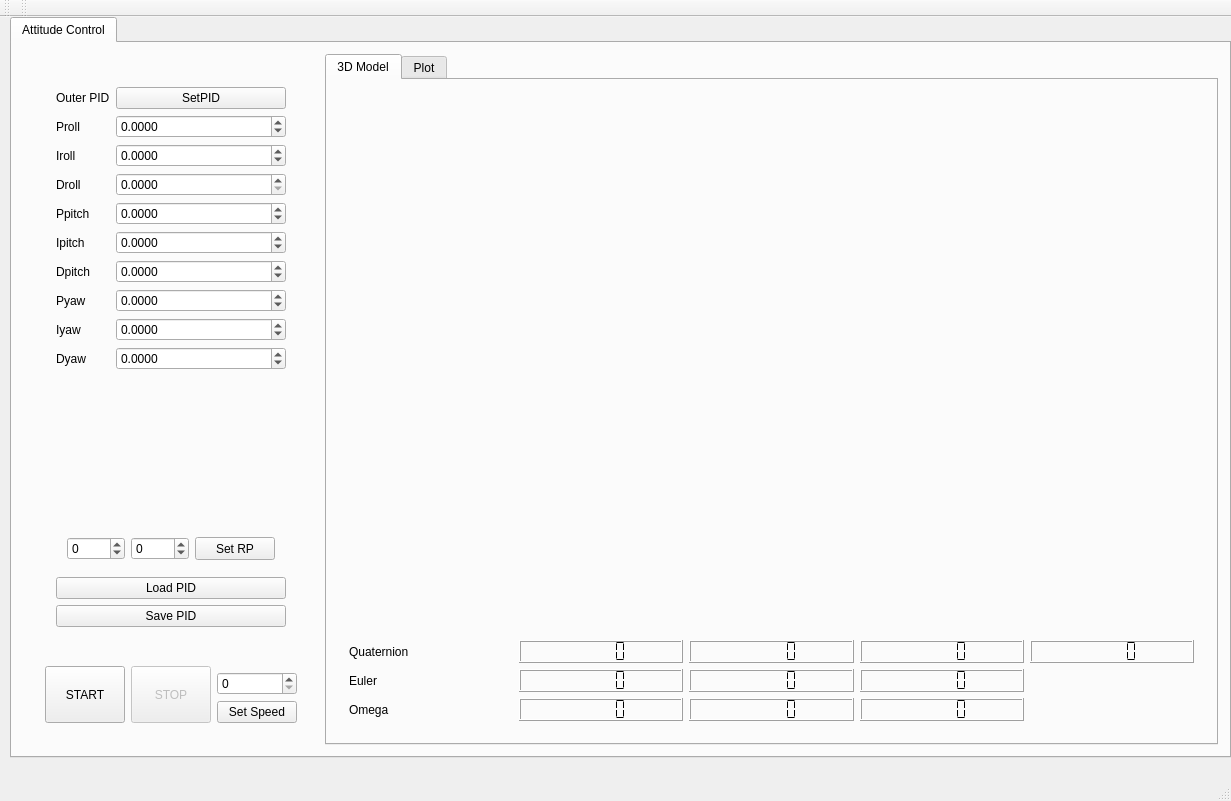
This is mainwindow.ui in Qt-Widgets/HexacopterGUI as Qt 5 draws it before an edit. The edited form follows.
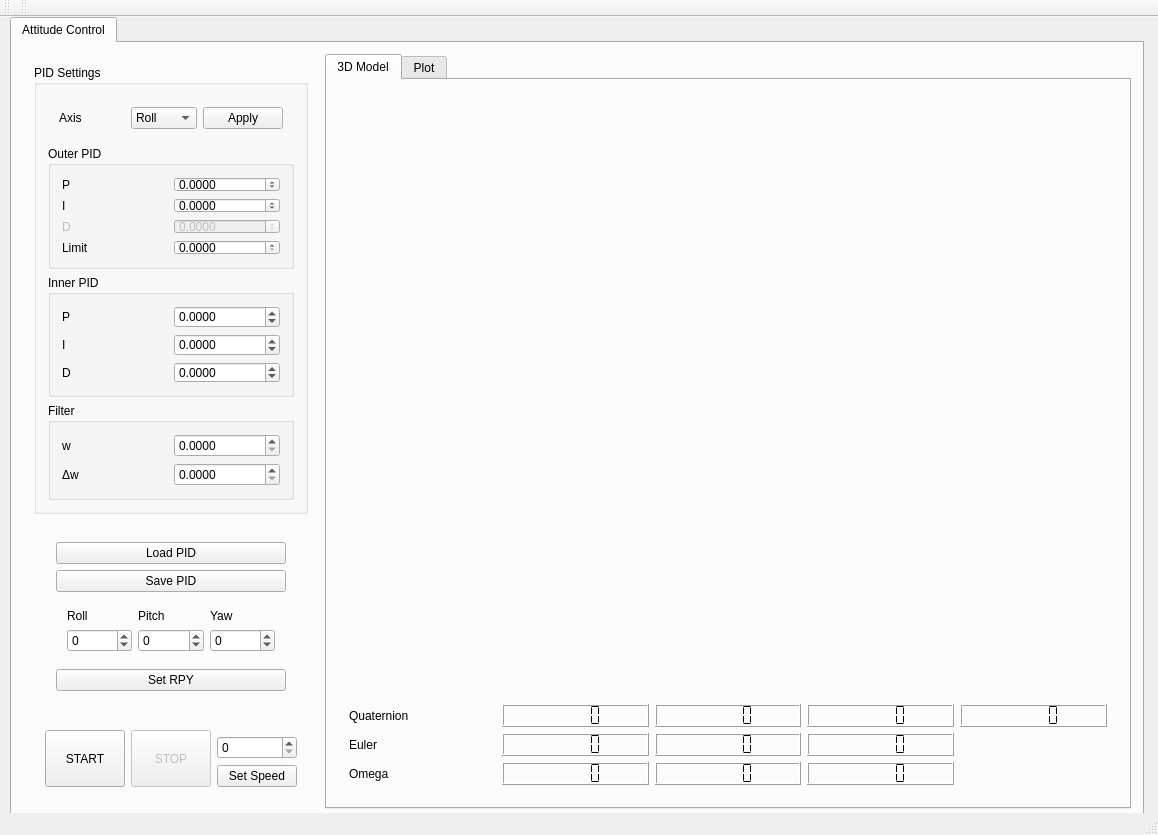
This is the edited form. The open tabs and pages were chosen to show the change. Custom widgets are drawn as their Qt base class.

The edit to the form file:
```diff
--- a/mainwindow.ui
+++ b/mainwindow.ui
@@ -6,8 +6,8 @@
    <rect>
     <x>0</x>
     <y>0</y>
-    <width>1231</width>
-    <height>801</height>
+    <width>1158</width>
+    <height>835</height>
    </rect>
   </property>
   <property name="windowTitle">
@@ -19,8 +19,8 @@
      <rect>
       <x>10</x>
       <y>0</y>
-      <width>1221</width>
-      <height>741</height>
+      <width>1134</width>
+      <height>805</height>
      </rect>
     </property>
     <property name="sizePolicy">
@@ -312,401 +312,285 @@
         </property>
         <layout class="QVBoxLayout" name="verticalLayout_2">
          <item>
-          <widget class="QWidget" name="widget_tl" native="true">
-           <property name="sizePolicy">
-            <sizepolicy hsizetype="Minimum" vsizetype="Minimum">
-             <horstretch>0</horstretch>
-             <verstretch>0</verstretch>
-            </sizepolicy>
+          <widget class="QGroupBox" name="groupBox">
+           <property name="title">
+            <string>PID Settings</string>
            </property>
-           <layout class="QGridLayout" name="gridLayout_3">
-            <item row="0" column="2">
-             <widget class="QWidget" name="widget_2" native="true">
-              <property name="sizePolicy">
-               <sizepolicy hsizetype="Preferred" vsizetype="MinimumExpanding">
-                <horstretch>0</horstretch>
-                <verstretch>0</verstretch>
-               </sizepolicy>
-              </property>
-              <layout class="QFormLayout" name="formLayout_2">
-               <property name="fieldGrowthPolicy">
-                <enum>QFormLayout::AllNonFixedFieldsGrow</enum>
-               </property>
-               <item row="0" column="0">
-                <widget class="QLabel" name="label_2">
-                 <property name="sizePolicy">
-                  <sizepolicy hsizetype="Preferred" vsizetype="Minimum">
-                   <horstretch>0</horstretch>
-                   <verstretch>0</verstretch>
-                  </sizepolicy>
-                 </property>
+           <layout class="QFormLayout" name="formLayout_3">
+            <item row="0" column="0" colspan="2">
+             <widget class="QWidget" name="widget" native="true">
+              <layout class="QHBoxLayout" name="horizontalLayout_2">
+               <item>
+                <widget class="QLabel" name="label">
                  <property name="text">
-                  <string>Outer PID</string>
+                  <string>Axis</string>
                  </property>
                 </widget>
                </item>
-               <item row="0" column="1">
+               <item>
+                <widget class="QComboBox" name="comboBox">
+                 <item>
+                  <property name="text">
+                   <string>Roll</string>
+                  </property>
+                 </item>
+                 <item>
+                  <property name="text">
+                   <string>Pitch</string>
+                  </property>
+                 </item>
+                 <item>
+                  <property name="text">
+                   <string>Yaw</string>
+                  </property>
+                 </item>
+                </widget>
+               </item>
+               <item>
                 <widget class="QPushButton" name="setOPID">
-                 <property name="sizePolicy">
-                  <sizepolicy hsizetype="Minimum" vsizetype="Minimum">
-                   <horstretch>0</horstretch>
-                   <verstretch>0</verstretch>
-                  </sizepolicy>
+                 <property name="text">
+                  <string>Apply</string>
                  </property>
+                </widget>
+               </item>
+              </layout>
+             </widget>
+            </item>
+            <item row="1" column="0" colspan="2">
+             <widget class="QGroupBox" name="groupBox_2">
+              <property name="title">
+               <string>Outer PID</string>
+              </property>
+              <layout class="QGridLayout" name="gridLayout_7">
+               <item row="0" column="0">
+                <widget class="QLabel" name="label_2">
                  <property name="text">
-                  <string>SetPID</string>
+                  <string>P</string>
                  </property>
-                 <property name="autoDefault">
-                  <bool>false</bool>
-                 </property>
                 </widget>
                </item>
-               <item row="1" column="0">
-                <widget class="QLabel" name="label_13">
-                 <property name="sizePolicy">
-                  <sizepolicy hsizetype="Preferred" vsizetype="Minimum">
-                   <horstretch>0</horstretch>
-                   <verstretch>0</verstretch>
-                  </sizepolicy>
+               <item row="0" column="1">
+                <widget class="QDoubleSpinBox" name="doubleSpinBox_outP">
+                 <property name="decimals">
+                  <number>4</number>
                  </property>
-                 <property name="text">
-                  <string>Proll</string>
+                 <property name="minimum">
+                  <double>-10.000000000000000</double>
+                 </property>
+                 <property name="maximum">
+                  <double>10.000000000000000</double>
                  </property>
                 </widget>
                </item>
                <item row="1" column="1">
-                <widget class="QDoubleSpinBox" name="oProll">
-                 <property name="sizePolicy">
-                  <sizepolicy hsizetype="Minimum" vsizetype="Minimum">
-                   <horstretch>0</horstretch>
-                   <verstretch>0</verstretch>
-                  </sizepolicy>
-                 </property>
-                 <property name="specialValueText">
-                  <string/>
-                 </property>
+                <widget class="QDoubleSpinBox" name="doubleSpinBox_outI">
                  <property name="decimals">
                   <number>4</number>
                  </property>
                  <property name="minimum">
-                  <double>-20.000000000000000</double>
+                  <double>-10.000000000000000</double>
                  </property>
                  <property name="maximum">
-                  <double>20.000000000000000</double>
-                 </property>
-                 <property name="singleStep">
-                  <double>0.050000000000000</double>
-                 </property>
-                </widget>
-               </item>
-               <item row="2" column="0">
-                <widget class="QLabel" name="label_18">
-                 <property name="sizePolicy">
-                  <sizepolicy hsizetype="Preferred" vsizetype="Minimum">
-                   <horstretch>0</horstretch>
-                   <verstretch>0</verstretch>
-                  </sizepolicy>
-                 </property>
-                 <property name="text">
-                  <string>Iroll</string>
+                  <double>10.000000000000000</double>
                  </property>
                 </widget>
                </item>
                <item row="2" column="1">
-                <widget class="QDoubleSpinBox" name="oIroll">
-                 <property name="sizePolicy">
-                  <sizepolicy hsizetype="Minimum" vsizetype="Minimum">
-                   <horstretch>0</horstretch>
-                   <verstretch>0</verstretch>
-                  </sizepolicy>
-                 </property>
-                 <property name="specialValueText">
-                  <string/>
+                <widget class="QDoubleSpinBox" name="doubleSpinBox_outD">
+                 <property name="enabled">
+                  <bool>false</bool>
                  </property>
                  <property name="decimals">
                   <number>4</number>
                  </property>
                  <property name="minimum">
-                  <double>-20.000000000000000</double>
+                  <double>-10.000000000000000</double>
                  </property>
                  <property name="maximum">
-                  <double>20.000000000000000</double>
+                  <double>10.000000000000000</double>
                  </property>
                  <property name="singleStep">
                   <double>0.050000000000000</double>
                  </property>
                 </widget>
                </item>
-               <item row="4" column="0">
-                <widget class="QLabel" name="label_17">
-                 <property name="sizePolicy">
-                  <sizepolicy hsizetype="Preferred" vsizetype="Minimum">
-                   <horstretch>0</horstretch>
-                   <verstretch>0</verstretch>
-                  </sizepolicy>
-                 </property>
-                 <property name="text">
-                  <string>Droll</string>
-                 </property>
-                </widget>
-               </item>
-               <item row="4" column="1">
-                <widget class="QDoubleSpinBox" name="oDroll">
-                 <property name="sizePolicy">
-                  <sizepolicy hsizetype="Minimum" vsizetype="Minimum">
-                   <horstretch>0</horstretch>
-                   <verstretch>0</verstretch>
-                  </sizepolicy>
-                 </property>
-                 <property name="specialValueText">
-                  <string/>
-                 </property>
+               <item row="3" column="1">
+                <widget class="QDoubleSpinBox" name="doubleSpinBox_outLimit">
                  <property name="decimals">
                   <number>4</number>
                  </property>
-                 <property name="minimum">
-                  <double>0.000000000000000</double>
-                 </property>
                  <property name="maximum">
                   <double>300.000000000000000</double>
                  </property>
-                 <property name="singleStep">
-                  <double>0.050000000000000</double>
+                </widget>
+               </item>
+               <item row="1" column="0">
+                <widget class="QLabel" name="label_3">
+                 <property name="text">
+                  <string>I</string>
                  </property>
                 </widget>
                </item>
-               <item row="5" column="0">
-                <widget class="QLabel" name="label_16">
-                 <property name="sizePolicy">
-                  <sizepolicy hsizetype="Preferred" vsizetype="Minimum">
-                   <horstretch>0</horstretch>
-                   <verstretch>0</verstretch>
-                  </sizepolicy>
+               <item row="2" column="0">
+                <widget class="QLabel" name="label_4">
+                 <property name="enabled">
+                  <bool>false</bool>
                  </property>
                  <property name="text">
-                  <string>Ppitch</string>
+                  <string>D</string>
                  </property>
                 </widget>
                </item>
-               <item row="5" column="1">
-                <widget class="QDoubleSpinBox" name="oPpitch">
-                 <property name="sizePolicy">
-                  <sizepolicy hsizetype="Minimum" vsizetype="Minimum">
-                   <horstretch>0</horstretch>
-                   <verstretch>0</verstretch>
-                  </sizepolicy>
+               <item row="3" column="0">
+                <widget class="QLabel" name="label_5">
+                 <property name="text">
+                  <string>Limit</string>
                  </property>
-                 <property name="specialValueText">
-                  <string/>
-                 </property>
+                </widget>
+               </item>
+              </layout>
+             </widget>
+            </item>
+            <item row="2" column="0" colspan="2">
+             <widget class="QGroupBox" name="groupBox_3">
+              <property name="title">
+               <string>Inner PID</string>
+              </property>
+              <layout class="QGridLayout" name="gridLayout_8">
+               <item row="2" column="1">
+                <widget class="QDoubleSpinBox" name="doubleSpinBox_inD">
                  <property name="decimals">
                   <number>4</number>
                  </property>
                  <property name="minimum">
-                  <double>-20.000000000000000</double>
+                  <double>-10.000000000000000</double>
                  </property>
                  <property name="maximum">
-                  <double>20.000000000000000</double>
+                  <double>10.000000000000000</double>
                  </property>
                  <property name="singleStep">
                   <double>0.050000000000000</double>
                  </property>
                 </widget>
                </item>
-               <item row="6" column="0">
-                <widget class="QLabel" name="label_20">
-                 <property name="sizePolicy">
-                  <sizepolicy hsizetype="Preferred" vsizetype="Minimum">
-                   <horstretch>0</horstretch>
-                   <verstretch>0</verstretch>
-                  </sizepolicy>
-                 </property>
-                 <property name="text">
-                  <string>Ipitch</string>
-                 </property>
-                </widget>
-               </item>
-               <item row="6" column="1">
-                <widget class="QDoubleSpinBox" name="oIpitch">
-                 <property name="sizePolicy">
-                  <sizepolicy hsizetype="Minimum" vsizetype="Minimum">
-                   <horstretch>0</horstretch>
-                   <verstretch>0</verstretch>
-                  </sizepolicy>
-                 </property>
-                 <property name="specialValueText">
-                  <string/>
-                 </property>
+               <item row="0" column="1">
+                <widget class="QDoubleSpinBox" name="doubleSpinBox_inP">
                  <property name="decimals">
                   <number>4</number>
                  </property>
                  <property name="minimum">
-                  <double>-20.000000000000000</double>
+                  <double>-10.000000000000000</double>
                  </property>
                  <property name="maximum">
-                  <double>20.000000000000000</double>
+                  <double>10.000000000000000</double>
                  </property>
                  <property name="singleStep">
                   <double>0.050000000000000</double>
                  </property>
                 </widget>
                </item>
-               <item row="7" column="0">
-                <widget class="QLabel" name="label_19">
-                 <property name="sizePolicy">
-                  <sizepolicy hsizetype="Preferred" vsizetype="Minimum">
-                   <horstretch>0</horstretch>
-                   <verstretch>0</verstretch>
-                  </sizepolicy>
-                 </property>
-                 <property name="text">
-                  <string>Dpitch</string>
-                 </property>
-                </widget>
-               </item>
-               <item row="7" column="1">
-                <widget class="QDoubleSpinBox" name="oDpitch">
-                 <property name="sizePolicy">
-                  <sizepolicy hsizetype="Minimum" vsizetype="Minimum">
-                   <horstretch>0</horstretch>
-                   <verstretch>0</verstretch>
-                  </sizepolicy>
-                 </property>
-                 <property name="specialValueText">
-                  <string/>
-                 </property>
+               <item row="1" column="1">
+                <widget class="QDoubleSpinBox" name="doubleSpinBox_inI">
                  <property name="decimals">
                   <number>4</number>
                  </property>
                  <property name="minimum">
-                  <double>-20.000000000000000</double>
+                  <double>-10.000000000000000</double>
                  </property>
                  <property name="maximum">
-                  <double>20.000000000000000</double>
+                  <double>10.000000000000000</double>
                  </property>
                  <property name="singleStep">
                   <double>0.050000000000000</double>
                  </property>
                 </widget>
                </item>
-               <item row="8" column="0">
-                <widget class="QLabel" name="label_12">
-                 <property name="sizePolicy">
-                  <sizepolicy hsizetype="Preferred" vsizetype="Minimum">
-                   <horstretch>0</horstretch>
-                   <verstretch>0</verstretch>
-                  </sizepolicy>
+               <item row="0" column="0">
+                <widget class="QLabel" name="label_6">
+                 <property name="text">
+                  <string>P</string>
                  </property>
+                </widget>
+               </item>
+               <item row="1" column="0">
+                <widget class="QLabel" name="label_7">
                  <property name="text">
-                  <string>Pyaw</string>
+                  <string>I         </string>
                  </property>
                 </widget>
                </item>
-               <item row="8" column="1">
-                <widget class="QDoubleSpinBox" name="oPyaw">
-                 <property name="sizePolicy">
-                  <sizepolicy hsizetype="Minimum" vsizetype="Minimum">
-                   <horstretch>0</horstretch>
-                   <verstretch>0</verstretch>
-                  </sizepolicy>
+               <item row="2" column="0">
+                <widget class="QLabel" name="label_8">
+                 <property name="text">
+                  <string>D</string>
                  </property>
-                 <property name="specialValueText">
-                  <string/>
-                 </property>
+                </widget>
+               </item>
+              </layout>
+             </widget>
+            </item>
+            <item row="3" column="0" colspan="2">
+             <widget class="QGroupBox" name="groupBox_4">
+              <property name="title">
+               <string>Filter</string>
+              </property>
+              <layout class="QGridLayout" name="gridLayout_9">
+               <item row="0" column="1">
+                <widget class="QDoubleSpinBox" name="doubleSpinBox_filterW">
                  <property name="decimals">
                   <number>4</number>
                  </property>
-                 <property name="minimum">
-                  <double>-20.000000000000000</double>
-                 </property>
                  <property name="maximum">
-                  <double>20.000000000000000</double>
+                  <double>1.000000000000000</double>
                  </property>
                  <property name="singleStep">
                   <double>0.050000000000000</double>
                  </property>
                 </widget>
                </item>
-               <item row="9" column="0">
-                <widget class="QLabel" name="label_15">
-                 <property name="sizePolicy">
-                  <sizepolicy hsizetype="Preferred" vsizetype="Minimum">
-                   <horstretch>0</horstretch>
-                   <verstretch>0</verstretch>
-                  </sizepolicy>
-                 </property>
-                 <property name="text">
-                  <string>Iyaw</string>
-                 </property>
-                </widget>
-               </item>
-               <item row="9" column="1">
-                <widget class="QDoubleSpinBox" name="oIyaw">
-                 <property name="sizePolicy">
-                  <sizepolicy hsizetype="Minimum" vsizetype="Minimum">
-                   <horstretch>0</horstretch>
-                   <verstretch>0</verstretch>
-                  </sizepolicy>
-                 </property>
-                 <property name="specialValueText">
-                  <string/>
-                 </property>
+               <item row="1" column="1">
+                <widget class="QDoubleSpinBox" name="doubleSpinBox_filterDeltaW">
                  <property name="decimals">
                   <number>4</number>
                  </property>
-                 <property name="minimum">
-                  <double>-20.000000000000000</double>
-                 </property>
                  <property name="maximum">
-                  <double>20.000000000000000</double>
+                  <double>1.000000000000000</double>
                  </property>
                  <property name="singleStep">
                   <double>0.050000000000000</double>
                  </property>
                 </widget>
                </item>
-               <item row="11" column="0">
-                <widget class="QLabel" name="label_14">
-                 <property name="sizePolicy">
-                  <sizepolicy hsizetype="Preferred" vsizetype="Minimum">
-                   <horstretch>0</horstretch>
-                   <verstretch>0</verstretch>
-                  </sizepolicy>
-                 </property>
+               <item row="0" column="0">
+                <widget class="QLabel" name="label_9">
                  <property name="text">
-                  <string>Dyaw</string>
+                  <string>w</string>
                  </property>
                 </widget>
                </item>
-               <item row="11" column="1">
-                <widget class="QDoubleSpinBox" name="oDyaw">
-                 <property name="sizePolicy">
-                  <sizepolicy hsizetype="Minimum" vsizetype="Minimum">
-                   <horstretch>0</horstretch>
-                   <verstretch>0</verstretch>
-                  </sizepolicy>
+               <item row="1" column="0">
+                <widget class="QLabel" name="label_10">
+                 <property name="text">
+                  <string>Δw</string>
                  </property>
-                 <property name="specialValueText">
-                  <string/>
-                 </property>
-                 <property name="decimals">
-                  <number>4</number>
-                 </property>
-                 <property name="minimum">
-                  <double>-20.000000000000000</double>
-                 </property>
-                 <property name="maximum">
-                  <double>20.000000000000000</double>
-                 </property>
-                 <property name="singleStep">
-                  <double>0.050000000000000</double>
-                 </property>
                 </widget>
                </item>
               </layout>
              </widget>
             </item>
-            <item row="2" column="2">
+           </layout>
+          </widget>
+         </item>
+         <item>
+          <widget class="QWidget" name="widget_tl" native="true">
+           <property name="sizePolicy">
+            <sizepolicy hsizetype="Minimum" vsizetype="Minimum">
+             <horstretch>0</horstretch>
+             <verstretch>0</verstretch>
+            </sizepolicy>
+           </property>
+           <layout class="QGridLayout" name="gridLayout_3">
+            <item row="1" column="2">
              <widget class="QWidget" name="widget_7" native="true">
               <property name="sizePolicy">
                <sizepolicy hsizetype="Minimum" vsizetype="Minimum">
@@ -715,6 +599,38 @@
                </sizepolicy>
               </property>
               <layout class="QVBoxLayout" name="verticalLayout_4">
+               <item>
+                <widget class="QPushButton" name="pushButton_load">
+                 <property name="sizePolicy">
+                  <sizepolicy hsizetype="Minimum" vsizetype="Minimum">
+                   <horstretch>0</horstretch>
+                   <verstretch>0</verstretch>
+                  </sizepolicy>
+                 </property>
+                 <property name="text">
+                  <string>Load PID</string>
+                 </property>
+                 <property name="autoDefault">
+                  <bool>false</bool>
+                 </property>
+                </widget>
+               </item>
+               <item>
+                <widget class="QPushButton" name="pushButton_save">
+                 <property name="sizePolicy">
+                  <sizepolicy hsizetype="Minimum" vsizetype="Minimum">
+                   <horstretch>0</horstretch>
+                   <verstretch>0</verstretch>
+                  </sizepolicy>
+                 </property>
+                 <property name="text">
+                  <string>Save PID</string>
+                 </property>
+                 <property name="autoDefault">
+                  <bool>false</bool>
+                 </property>
+                </widget>
+               </item>
                <item>
                 <widget class="QWidget" name="widget_6" native="true">
                  <property name="sizePolicy">
@@ -724,7 +640,7 @@
                   </sizepolicy>
                  </property>
                  <layout class="QGridLayout" name="gridLayout_6">
-                  <item row="0" column="0">
+                  <item row="1" column="0">
                    <widget class="QSpinBox" name="spinBox_desRoll">
                     <property name="sizePolicy">
                      <sizepolicy hsizetype="Minimum" vsizetype="Minimum">
@@ -740,20 +656,7 @@
                     </property>
                    </widget>
                   </item>
-                  <item row="0" column="2">
-                   <widget class="QPushButton" name="pushButton_setRPY">
-                    <property name="sizePolicy">
-                     <sizepolicy hsizetype="Minimum" vsizetype="Minimum">
-                      <horstretch>0</horstretch>
-                      <verstretch>0</verstretch>
-                     </sizepolicy>
-                    </property>
-                    <property name="text">
-                     <string>Set RP</string>
-                    </property>
-                   </widget>
-                  </item>
-                  <item row="0" column="1">
+                  <item row="1" column="1">
                    <widget class="QSpinBox" name="spinBox_desPitch">
                     <property name="sizePolicy">
                      <sizepolicy hsizetype="Minimum" vsizetype="Minimum">
@@ -769,11 +672,42 @@
                     </property>
                    </widget>
                   </item>
+                  <item row="1" column="2">
+                   <widget class="QSpinBox" name="spinBox_desYaw">
+                    <property name="minimum">
+                     <number>-180</number>
+                    </property>
+                    <property name="maximum">
+                     <number>180</number>
+                    </property>
+                   </widget>
+                  </item>
+                  <item row="0" column="0">
+                   <widget class="QLabel" name="label_11">
+                    <property name="text">
+                     <string>Roll</string>
+                    </property>
+                   </widget>
+                  </item>
+                  <item row="0" column="1">
+                   <widget class="QLabel" name="label_12">
+                    <property name="text">
+                     <string>Pitch</string>
+                    </property>
+                   </widget>
+                  </item>
+                  <item row="0" column="2">
+                   <widget class="QLabel" name="label_13">
+                    <property name="text">
+                     <string>Yaw</string>
+                    </property>
+                   </widget>
+                  </item>
                  </layout>
                 </widget>
                </item>
                <item>
-                <widget class="QPushButton" name="pushButton_load">
+                <widget class="QPushButton" name="pushButton_setRPY">
                  <property name="sizePolicy">
                   <sizepolicy hsizetype="Minimum" vsizetype="Minimum">
                    <horstretch>0</horstretch>
@@ -781,26 +715,7 @@
                   </sizepolicy>
                  </property>
                  <property name="text">
-                  <string>Load PID</string>
-                 </property>
-                 <property name="autoDefault">
-                  <bool>false</bool>
-                 </property>
-                </widget>
-               </item>
-               <item>
-                <widget class="QPushButton" name="pushButton_save">
-                 <property name="sizePolicy">
-                  <sizepolicy hsizetype="Minimum" vsizetype="Minimum">
-                   <horstretch>0</horstretch>
-                   <verstretch>0</verstretch>
-                  </sizepolicy>
-                 </property>
-                 <property name="text">
-                  <string>Save PID</string>
-                 </property>
-                 <property name="autoDefault">
-                  <bool>false</bool>
+                  <string>Set RPY</string>
                  </property>
                 </widget>
                </item>
```
Left out of the diff: 31 changed lines with no effect on the pictures.
